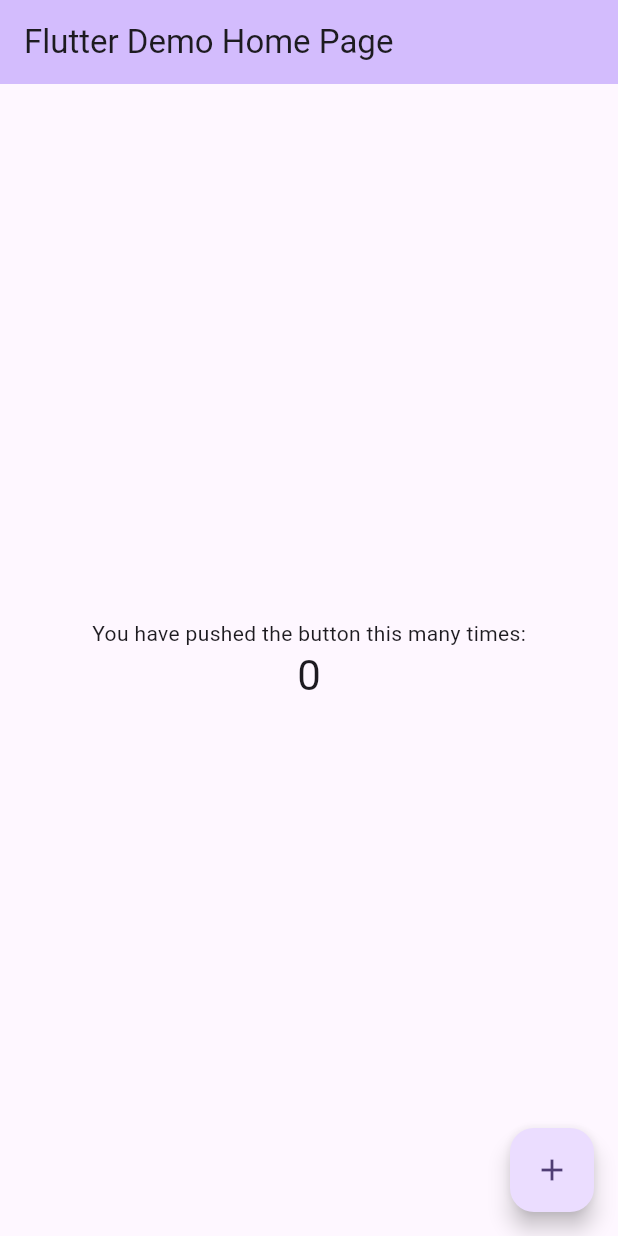
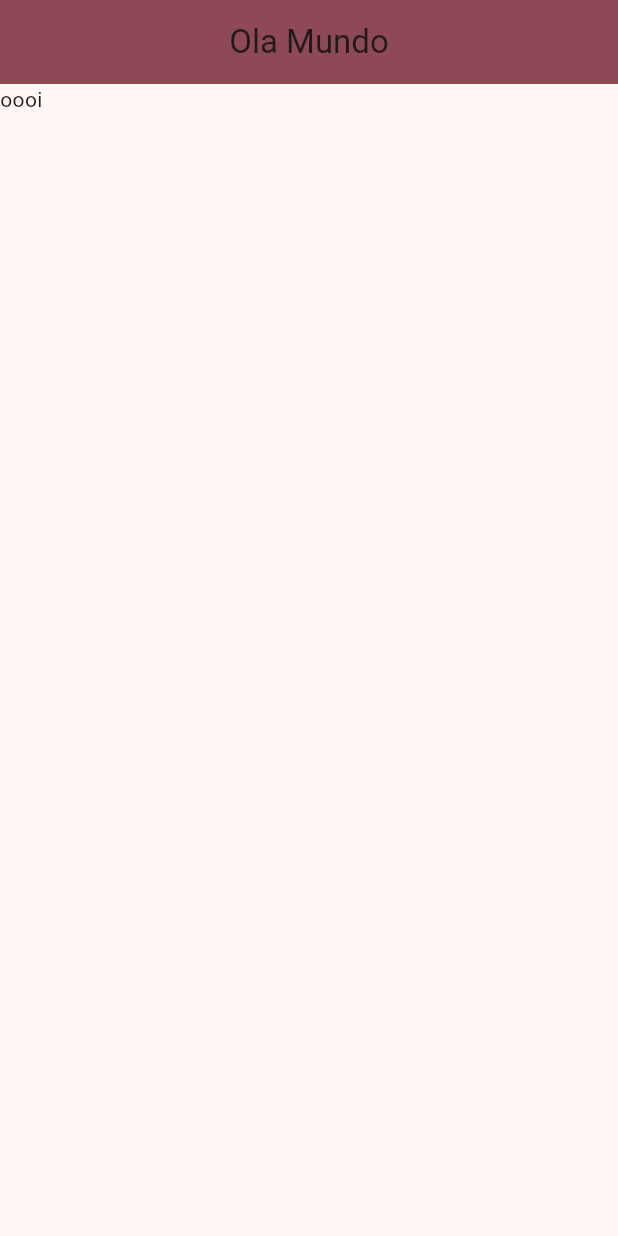
Before and after one commit to Gs1lver/CRUD_Flutter, a Flutter app: the screen it shows after launch, on a phone screen of 412 x 824 dp. Run offline on Flutter 3.47's test engine with Material 3 defaults, Android fonts, the phone set to English and light mode, and no system bars.

Commit message:
fiz um sacaffold

```diff
--- a/lib/main.dart
+++ b/lib/main.dart
@@ -1,3 +1,4 @@
+import 'package:crud_padaria/pages/home_page.dart';
 import 'package:flutter/material.dart';
 
 void main() {
@@ -13,98 +14,11 @@ class MyApp extends StatelessWidget {
     return MaterialApp(
       title: 'Flutter Demo',
       theme: ThemeData(
-        colorScheme: ColorScheme.fromSeed(seedColor: Colors.deepPurple),
-        useMaterial3: true,
+        colorScheme: ColorScheme.fromSeed(seedColor: Colors.pink)
       ),
-      home: const MyHomePage(title: 'Flutter Demo Home Page'),
+      routes: {
+        "/": (context) => const HomePage(),
+      },
     );
   }
 }
-
-class MyHomePage extends StatefulWidget {
-  const MyHomePage({super.key, required this.title});
-
-  // This widget is the home page of your application. It is stateful, meaning
-  // that it has a State object (defined below) that contains fields that affect
-  // how it looks.
-
-  // This class is the configuration for the state. It holds the values (in this
-  // case the title) provided by the parent (in this case the App widget) and
-  // used by the build method of the State. Fields in a Widget subclass are
-  // always marked "final".
-
-  final String title;
-
-  @override
-  State<MyHomePage> createState() => _MyHomePageState();
-}
-
-class _MyHomePageState extends State<MyHomePage> {
-  int _counter = 0;
-
-  void _incrementCounter() {
-    setState(() {
-      // This call to setState tells the Flutter framework that something has
-      // changed in this State, which causes it to rerun the build method below
-      // so that the display can reflect the updated values. If we changed
-      // _counter without calling setState(), then the build method would not be
-      // called again, and so nothing would appear to happen.
-      _counter++;
-    });
-  }
-
-  @override
-  Widget build(BuildContext context) {
-    // This method is rerun every time setState is called, for instance as done
-    // by the _incrementCounter method above.
-    //
-    // The Flutter framework has been optimized to make rerunning build methods
-    // fast, so that you can just rebuild anything that needs updating rather
-    // than having to individually change instances of widgets.
-    return Scaffold(
-      appBar: AppBar(
-        // TRY THIS: Try changing the color here to a specific color (to
-        // Colors.amber, perhaps?) and trigger a hot reload to see the AppBar
-        // change color while the other colors stay the same.
-        backgroundColor: Theme.of(context).colorScheme.inversePrimary,
-        // Here we take the value from the MyHomePage object that was created by
-        // the App.build method, and use it to set our appbar title.
-        title: Text(widget.title),
-      ),
-      body: Center(
-        // Center is a layout widget. It takes a single child and positions it
-        // in the middle of the parent.
-        child: Column(
-          // Column is also a layout widget. It takes a list of children and
-          // arranges them vertically. By default, it sizes itself to fit its
-          // children horizontally, and tries to be as tall as its parent.
-          //
-          // Column has various properties to control how it sizes itself and
-          // how it positions its children. Here we use mainAxisAlignment to
-          // center the children vertically; the main axis here is the vertical
-          // axis because Columns are vertical (the cross axis would be
-          // horizontal).
-          //
-          // TRY THIS: Invoke "debug painting" (choose the "Toggle Debug Paint"
-          // action in the IDE, or press "p" in the console), to see the
-          // wireframe for each widget.
-          mainAxisAlignment: MainAxisAlignment.center,
-          children: <Widget>[
-            const Text(
-              'You have pushed the button this many times:',
-            ),
-            Text(
-              '$_counter',
-              style: Theme.of(context).textTheme.headlineMedium,
-            ),
-          ],
-        ),
-      ),
-      floatingActionButton: FloatingActionButton(
-        onPressed: _incrementCounter,
-        tooltip: 'Increment',
-        child: const Icon(Icons.add),
-      ), // This trailing comma makes auto-formatting nicer for build methods.
-    );
-  }
-}
--- /dev/null
+++ b/lib/pages/home_page.dart
@@ -0,0 +1,21 @@
+import 'package:flutter/material.dart';
+
+class HomePage extends StatelessWidget {
+  const HomePage({super.key});
+
+  @override
+  Widget build(BuildContext context) {
+    return Scaffold(
+      appBar: AppBar(
+        title: const Text("Ola Mundo"),
+        centerTitle: true,
+        backgroundColor: Theme.of(context).primaryColor,
+      ),
+      body: Column(
+        children: [
+          Text("oooi")
+        ],
+      ),
+    );
+  }
+}
```
